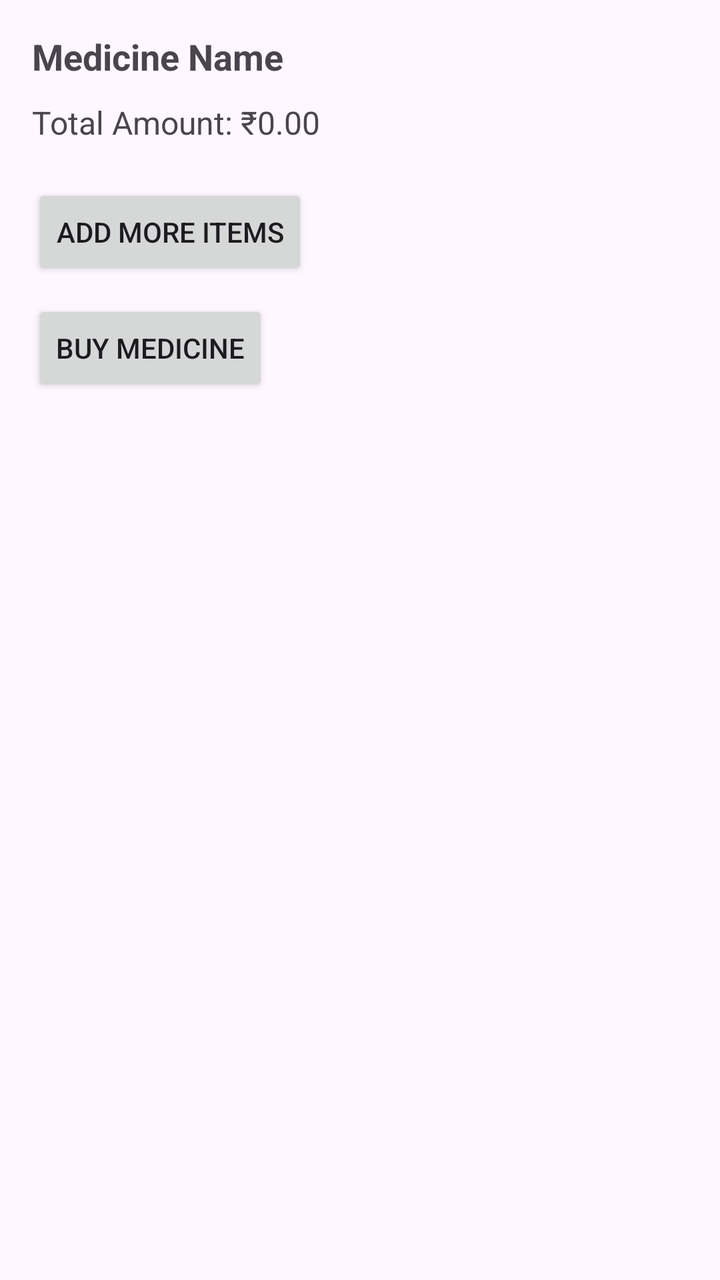
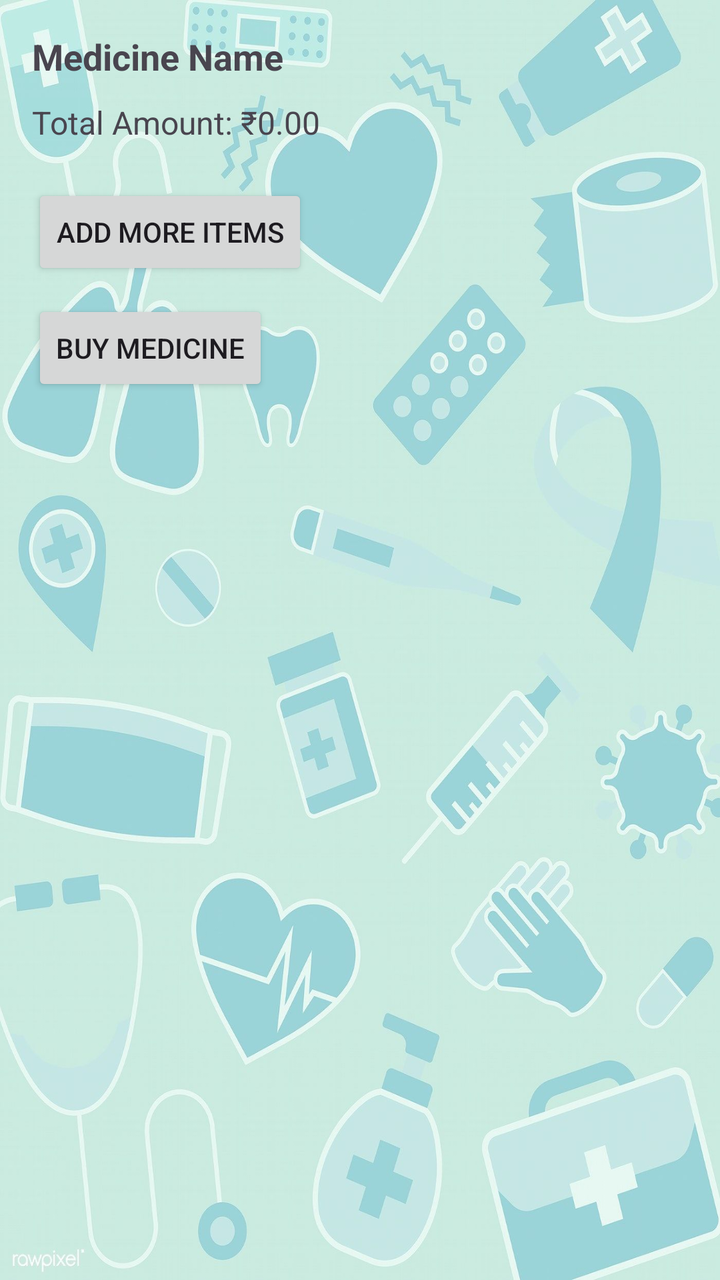

Screens rendered from an Android XML layout before and after an edit, with the pre-edit source and the edit as a unified diff.
<!-- AndroidManifest.xml: application theme Theme.KliniKAndroid -->
<!-- res/layout/activity_add_to_cart.xml -->
<?xml version="1.0" encoding="utf-8"?>
<LinearLayout xmlns:android="http://schemas.android.com/apk/res/android"
    android:layout_width="match_parent"
    android:layout_height="match_parent"
    android:orientation="vertical"
    android:padding="16dp">

    <TextView
        android:id="@+id/medicineNameTextView"
        android:layout_width="wrap_content"
        android:layout_height="wrap_content"
        android:text="Medicine Name"
        android:textSize="18sp"
        android:textStyle="bold"
        android:layout_marginBottom="10dp" />

    <TextView
        android:id="@+id/totalAmountTextView"
        android:layout_width="wrap_content"
        android:layout_height="wrap_content"
        android:text="Total Amount: ₹0.00"
        android:textSize="16sp"
        android:layout_marginBottom="20dp" />

    <Button
        android:id="@+id/addMoreItemsButton"
        android:layout_width="wrap_content"
        android:layout_height="wrap_content"
        android:text="Add More Items"
        android:layout_marginBottom="10dp" />

    <Button
        android:id="@+id/buyMedicineButton"
        android:layout_width="wrap_content"
        android:layout_height="wrap_content"
        android:text="Buy Medicine" />
</LinearLayout>
<!-- resources referenced by this layout -->
<resources>
  <style name="Theme.KliniKAndroid" parent="Base.Theme.KliniKAndroid" />
  <style name="Base.Theme.KliniKAndroid" parent="Theme.Material3.DayNight.NoActionBar">
          
          
      </style>
</resources>

<!-- the commit's change to res/layout/activity_add_to_cart.xml (unified diff, before → after) -->
@@ -3,7 +3,8 @@
     android:layout_width="match_parent"
     android:layout_height="match_parent"
     android:orientation="vertical"
-    android:padding="16dp">
+    android:padding="16dp"
+    android:background="@drawable/med_background">
 
     <TextView
         android:id="@+id/medicineNameTextView"
<!-- resource entries referenced after the edit -->
@@ -1,5 +1,6 @@
 <!-- resources referenced by this layout -->
 <resources>
+  <!-- drawable med_background: jpg bitmap (drawable, 141928 bytes) -->
   <style name="Theme.KliniKAndroid" parent="Base.Theme.KliniKAndroid" />
   <style name="Base.Theme.KliniKAndroid" parent="Theme.Material3.DayNight.NoActionBar">
           
